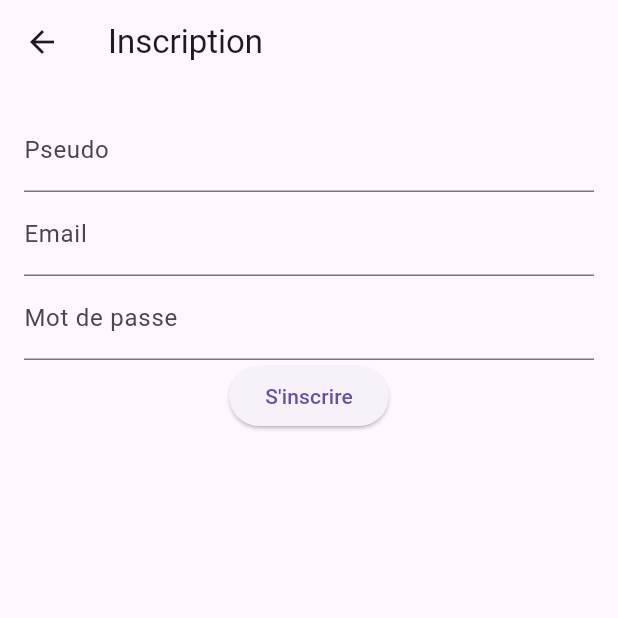
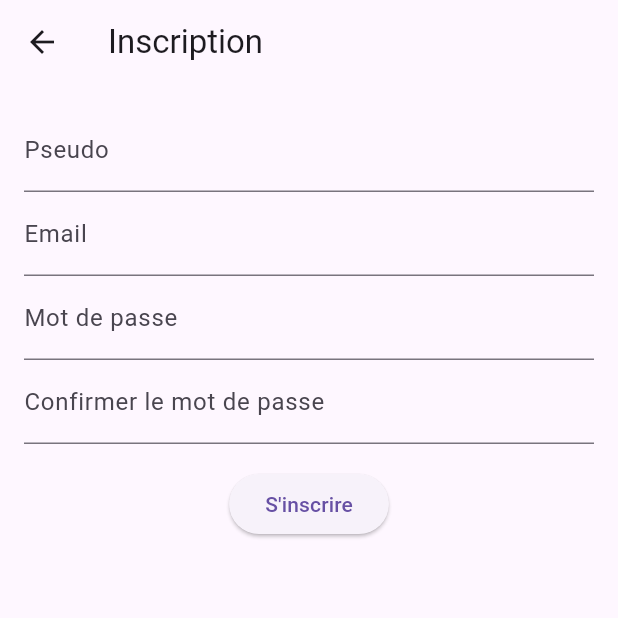
Before and after one commit to NathanFrny/mobile, a Flutter app: the RegisterPage screen opened directly, on a phone screen of 412 x 824 dp, the top half of it. Run offline on Flutter 3.47's test engine with Material 3 defaults, Android fonts, the phone set to English and light mode, and no system bars; our stand-ins replace appwrite.

Commit message:
Ajouts vérification mot de passe à l'inscription

```diff
--- a/lib/pages/register_page.dart
+++ b/lib/pages/register_page.dart
@@ -14,8 +14,17 @@ class _RegisterPageState extends State<RegisterPage> {
   final TextEditingController _pseudoController = TextEditingController();
   final TextEditingController _emailController = TextEditingController();
   final TextEditingController _passwordController = TextEditingController();
+  final TextEditingController _confirmPasswordController =
+      TextEditingController();
 
   Future<void> _registerUser() async {
+    if (_passwordController.text != _confirmPasswordController.text) {
+      ScaffoldMessenger.of(context).showSnackBar(
+        const SnackBar(content: Text('Les mots de passe ne correspondent pas')),
+      );
+      return;
+    }
+
     try {
       await _appwriteService.registerUser(
         _emailController.text,
@@ -58,9 +67,18 @@ class _RegisterPageState extends State<RegisterPage> {
               decoration: const InputDecoration(labelText: 'Mot de passe'),
               obscureText: true,
             ),
-            ElevatedButton(
-              onPressed: _registerUser,
-              child: const Text('S\'inscrire'),
+            TextField(
+              controller: _confirmPasswordController,
+              decoration:
+                  const InputDecoration(labelText: 'Confirmer le mot de passe'),
+              obscureText: true,
+            ),
+            Padding(
+              padding: const EdgeInsets.only(top: 16.0),
+              child: ElevatedButton(
+                onPressed: _registerUser,
+                child: const Text('S\'inscrire'),
+              ),
             ),
           ],
         ),
```
